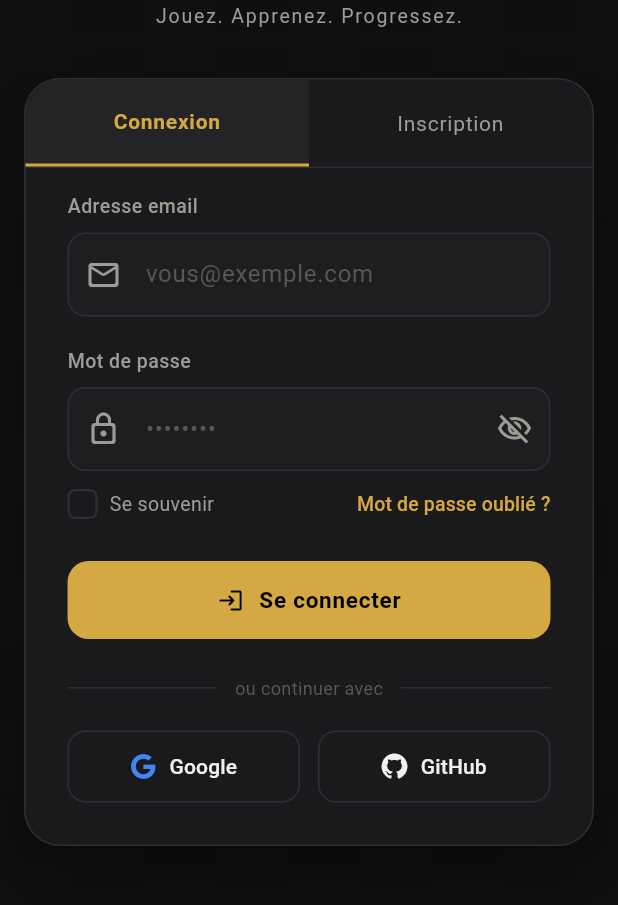
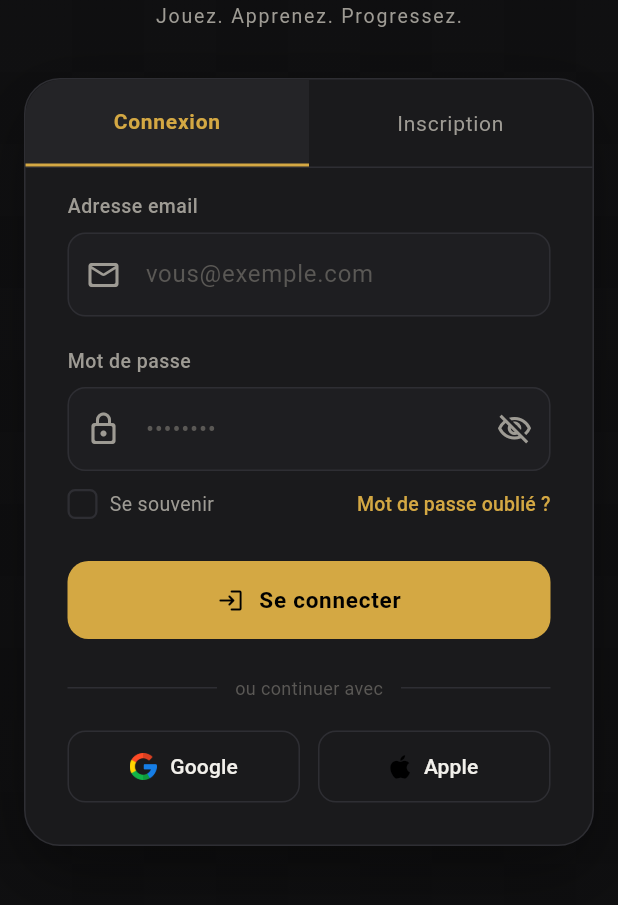
Before and after one commit to Sonia-fds/chess-app, a Flutter app: the screen it shows after launch, on a phone screen of 412 x 824 dp, the part 288-1193 px from its top. Run offline on Flutter 3.47's test engine with Material 3 defaults, Android fonts, the phone set to English and light mode, and no system bars; our stand-ins replace font_awesome_flutter.

Commit message:
feat(auth): finalize login and register screens #1

```diff
--- a/frontend/lib/features/auth/auth_screen.dart
+++ b/frontend/lib/features/auth/auth_screen.dart
@@ -1028,17 +1028,16 @@ class _OAuthButtons extends StatelessWidget {
         Expanded(
           child: _OAuthButton(
             label: 'Google',
-            icon: FontAwesomeIcons.google,
-            iconColor: const Color(0xFF4285F4),
+            assetIconPath: 'assets/icons/google.png',
             onPressed: () {},
           ),
         ),
         const SizedBox(width: 12),
         Expanded(
           child: _OAuthButton(
-            label: 'GitHub',
-            icon: FontAwesomeIcons.github,
-            iconColor: AppColors.textPrimary,
+            label: 'Apple',
+            icon: FontAwesomeIcons.apple,
+            iconColor: const Color(0xFF000000),
             onPressed: () {},
           ),
         ),
@@ -1049,19 +1048,21 @@ class _OAuthButtons extends StatelessWidget {
 
 class _OAuthButton extends StatelessWidget {
   final String label;
-  final FaIconData icon;
-  final Color iconColor;
+  final String? assetIconPath;
+  final FaIconData? icon;
+  final Color? iconColor;
   final VoidCallback onPressed;
 
   const _OAuthButton({
     required this.label,
-    required this.icon,
-    required this.iconColor,
     required this.onPressed,
+    this.assetIconPath,
+    this.icon,
+    this.iconColor,
   });
 
   @override
-  Widget build(BuildContext context) {
+   Widget build(BuildContext context) {
     return OutlinedButton(
       onPressed: onPressed,
       style: OutlinedButton.styleFrom(
@@ -1075,11 +1076,19 @@ class _OAuthButton extends StatelessWidget {
       child: Row(
         mainAxisAlignment: MainAxisAlignment.center,
         children: [
-          FaIcon(
-            icon,
-            size: 17,
-            color: iconColor,
-          ),
+          if (assetIconPath != null)
+            Image.asset(
+              assetIconPath!,
+              width: 18,
+              height: 18,
+              fit: BoxFit.contain,
+            )
+          else if (icon != null)
+            FaIcon(
+              icon,
+              size: 18,
+              color: iconColor ?? AppColors.textPrimary,
+            ),
           const SizedBox(width: 9),
           Text(
             label,
--- a/frontend/pubspec.yaml
+++ b/frontend/pubspec.yaml
@@ -31,6 +31,7 @@ dependencies:
   flutter:
     sdk: flutter
 
+
   # The following adds the Cupertino Icons font to your application.
   # Use with the CupertinoIcons class for iOS style icons.
   cupertino_icons: ^1.0.8
@@ -58,6 +59,9 @@ flutter:
   # the material Icons class.
   uses-material-design: true
 
+
+  assets:
+    - assets/icons/google.png
   # To add assets to your application, add an assets section, like this:
   # assets:
   #   - images/a_dot_burr.jpeg
```
Also changed, not shown: frontend/assets/icons/google.png (added).
